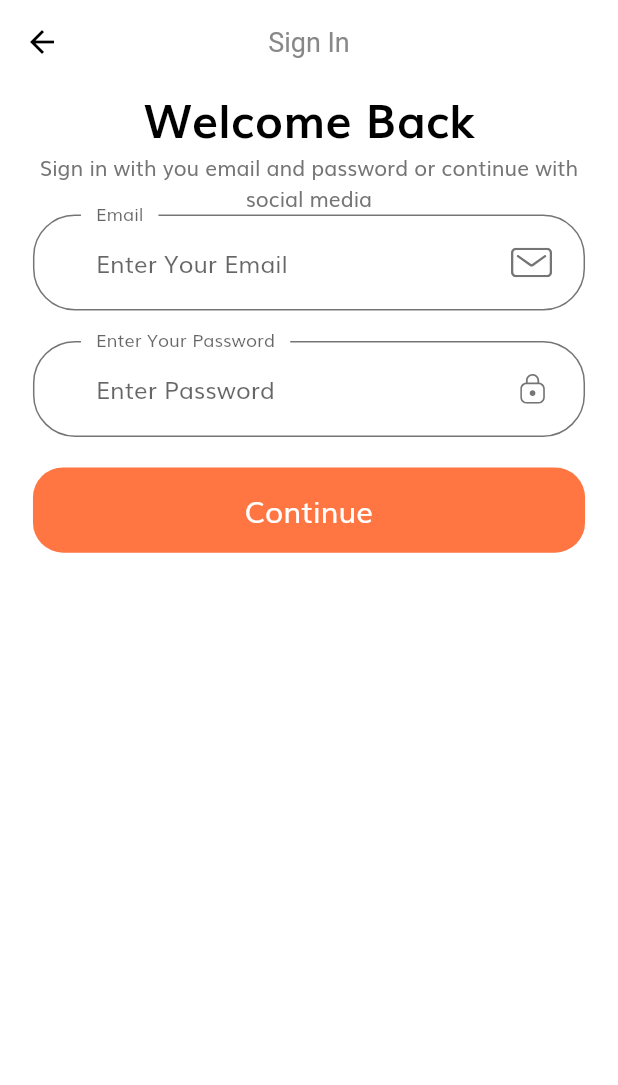
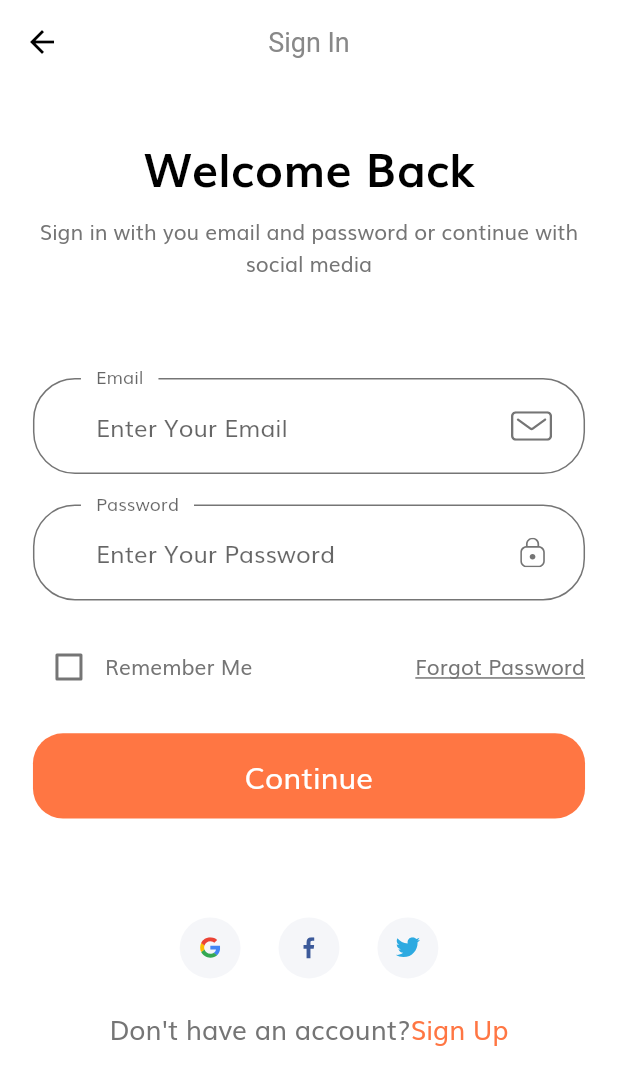
Before and after one commit to AbdulRahmanMudasser/Flutter-E-Commerce-App, a Flutter app: the screen it shows after launch, after a tap on "Continue", on a phone screen of 412 x 824 dp. Shown: the top 1085 px of the screen. Run offline on Flutter 3.47's test engine with Material 2 defaults, Android fonts, the phone set to English and light mode, and no system bars; our stand-ins replace flutter_svg.

Commit message:
Sign In Page Completed

```diff
--- /dev/null
+++ b/lib/components/widgets/sign_in_page/form_error.dart
@@ -0,0 +1,22 @@
+import 'package:flutter/material.dart';
+import 'package:flutter_e_commerce_app/models/sign_in_model.dart';
+
+import 'form_error_text.dart';
+
+class FormError extends StatelessWidget {
+  const FormError({
+    super.key,
+  });
+
+  @override
+  Widget build(BuildContext context) {
+    return Column(
+      children: List.generate(
+        SignInModel.errors.length,
+            (index) => FormErrorText(
+          index: index,
+        ),
+      ),
+    );
+  }
+}
--- /dev/null
+++ b/lib/components/widgets/sign_in_page/remember_me_forgot_password.dart
@@ -0,0 +1,38 @@
+import 'package:flutter/material.dart';
+
+import '../../../config/app_colors.dart';
+import '../../../config/app_string.dart';
+
+class RememberMeForgotPassword extends StatefulWidget {
+  const RememberMeForgotPassword({super.key});
+
+  @override
+  State<RememberMeForgotPassword> createState() => _RememberMeForgotPasswordState();
+}
+
+class _RememberMeForgotPasswordState extends State<RememberMeForgotPassword> {
+  bool remember = false;
+
+  @override
+  Widget build(BuildContext context) {
+    return Row(
+      children: [
+        Checkbox(
+          activeColor: AppColors.kPrimaryColor,
+          value: remember,
+          onChanged: (value) {
+            setState(() {
+              remember = value!;
+            });
+          },
+        ),
+        const Text(AppStrings.rememberMe),
+        const Spacer(),
+        const Text(
+          AppStrings.forgotPassword,
+          style: TextStyle(decoration: TextDecoration.underline),
+        ),
+      ],
+    );
+  }
+}
--- a/lib/components/widgets/sign_in_page/sign_in_body.dart
+++ b/lib/components/widgets/sign_in_page/sign_in_body.dart
@@ -1,14 +1,13 @@
 import 'dart:core';
 
 import 'package:flutter/material.dart';
-import 'package:flutter_e_commerce_app/components/widgets/reusable_button.dart';
+import 'package:flutter_e_commerce_app/components/widgets/sign_in_page/sign_in_form.dart';
+import 'package:flutter_e_commerce_app/components/widgets/sign_in_page/social_card.dart';
 import 'package:flutter_e_commerce_app/config/app_assets.dart';
-import 'package:flutter_e_commerce_app/config/app_constants.dart';
 import 'package:flutter_e_commerce_app/config/app_size_config.dart';
 import 'package:flutter_e_commerce_app/config/app_string.dart';
-import 'package:flutter_svg/flutter_svg.dart';
 
-import 'custom_suffix_icon.dart';
+import '../../../config/app_colors.dart';
 
 class SignInPageBody extends StatelessWidget {
   const SignInPageBody({super.key});
@@ -19,11 +18,13 @@ class SignInPageBody extends StatelessWidget {
       child: SizedBox(
         width: double.infinity,
         child: Padding(
-          padding: EdgeInsets.symmetric(
-            horizontal: AppSizeConfig.getProportionateScreenWidth(20),
-          ),
+          padding: EdgeInsets.symmetric(horizontal: AppSizeConfig.getProportionateScreenWidth(20)),
+          child: SingleChildScrollView(
             child: Column(
               children: [
+                SizedBox(
+                  height: AppSizeConfig.screenHeight * 0.04,
+                ),
                 Text(
                   AppStrings.welcomeBack,
                   style: TextStyle(
@@ -32,224 +33,63 @@ class SignInPageBody extends StatelessWidget {
                     fontWeight: FontWeight.bold,
                   ),
                 ),
+                SizedBox(
+                  height: AppSizeConfig.getProportionateScreenHeight(10),
+                ),
                 const Text(
                   AppStrings.signInWithEmailPassword,
                   textAlign: TextAlign.center,
                 ),
+                SizedBox(
+                  height: AppSizeConfig.screenHeight * 0.08,
+                ),
                 const SignInForm(),
+                SizedBox(
+                  height: AppSizeConfig.screenHeight * 0.08,
+                ),
+                Row(
+                  mainAxisAlignment: MainAxisAlignment.center,
+                  children: [
+                    SocialCard(
+                      icon: AppAssets.google,
+                      onTap: () {},
+                    ),
+                    SocialCard(
+                      icon: AppAssets.facebook,
+                      onTap: () {},
+                    ),
+                    SocialCard(
+                      icon: AppAssets.twitter,
+                      onTap: () {},
+                    ),
                   ],
+                ),
+                SizedBox(
+                  height: AppSizeConfig.getProportionateScreenHeight(20),
+                ),
+                Row(
+                  mainAxisAlignment: MainAxisAlignment.center,
+                  children: [
+                    Text(
+                      AppStrings.doNotHaveAccount,
+                      style: TextStyle(
+                        fontSize: AppSizeConfig.getProportionateScreenWidth(16),
+                      ),
+                    ),
+                    Text(
+                      AppStrings.signUp,
+                      style: TextStyle(
+                        fontSize: AppSizeConfig.getProportionateScreenWidth(16),
+                        color: AppColors.kPrimaryColor,
+                      ),
+                    ),
+                  ],
+                ),
+              ],
+            ),
           ),
         ),
       ),
     );
   }
 }
-
-class SignInForm extends StatefulWidget {
-  const SignInForm({super.key});
-
-  @override
-  State<SignInForm> createState() => _SignInFormState();
-}
-
-class _SignInFormState extends State<SignInForm> {
-  final _formKey = GlobalKey<FormState>();
-  final List<String> errors = [];
-
-  String email;
-  String password;
-
-  @override
-  Widget build(BuildContext context) {
-    return Form(
-      key: _formKey,
-      child: Column(
-        children: [
-          // CustomTextFormField(
-          //   labelText: AppStrings.email,
-          //   hintText: AppStrings.enterEmail,
-          //   icon: AppAssets.mail,
-          //   errors: errors,
-          // ),
-          buildEmailTextFormField(),
-          SizedBox(
-            height: AppSizeConfig.getProportionateScreenHeight(20),
-          ),
-          buildPasswordTextFormField(),
-          // CustomTextFormField(
-          //   labelText: AppStrings.password,
-          //   hintText: AppStrings.enterPassword,
-          //   icon: AppAssets.lock,
-          //   obscureText: true,
-          //   errors: errors,
-          // ),
-          SizedBox(
-            height: AppSizeConfig.getProportionateScreenHeight(20),
-          ),
-          FormError(errors: errors),
-          ReusableButton(
-            text: AppStrings.continueText,
-            onPressed: () {
-              if (_formKey.currentState!.validate()) {
-                _formKey.currentState!.save();
-              }
-            },
-          ),
-        ],
-      ),
-    );
-  }
-
-  TextFormField buildPasswordTextFormField() {
-    return TextFormField(
-      obscureText: true,
-      keyboardType: TextInputType.emailAddress,
-      decoration: const InputDecoration(
-        labelText: AppStrings.password,
-        hintText: AppStrings.enterPassword,
-        floatingLabelBehavior: FloatingLabelBehavior.always,
-        suffixIcon: CustomSuffixIcon(
-          icon: AppAssets.lock,
-        ),
-      ),
-    );
-  }
-
-  TextFormField buildEmailTextFormField() {
-    return TextFormField(
-      keyboardType: TextInputType.emailAddress,
-      decoration: const InputDecoration(
-        labelText: AppStrings.email,
-        hintText: AppStrings.enterEmail,
-        floatingLabelBehavior: FloatingLabelBehavior.always,
-        suffixIcon: CustomSuffixIcon(
-          icon: AppAssets.mail,
-        ),
-      ),
-      onChanged: (value) {
-        if (value.isNotEmpty && errors.contains(AppStrings.kEmailNullError)) {
-          setState(() {
-            errors.remove(AppStrings.kEmailNullError);
-          });
-        } else if (AppConstants.emailValidatorRegExp.hasMatch(value) && errors.contains(AppStrings.kEmailNullError)) {
-          setState(() {
-            errors.remove(AppStrings.kInvalidEmailNullError);
-          });
-        }
-        return;
-      },
-      validator: (value) {
-        if (value!.isEmpty && !errors.contains(AppStrings.kEmailNullError)) {
-          setState(() {
-            errors.add(AppStrings.kEmailNullError);
-          });
-        } else if (!AppConstants.emailValidatorRegExp.hasMatch(value) && !errors.contains(AppStrings.kEmailNullError)) {
-          setState(() {
-            errors.add(AppStrings.kInvalidEmailNullError);
-          });
-        }
-        return null;
-      },
-    );
-  }
-}
-
-class FormError extends StatelessWidget {
-  const FormError({
-    super.key,
-    required this.errors,
-  });
-
-  final List<String> errors;
-
-  @override
-  Widget build(BuildContext context) {
-    return Column(
-      children: List.generate(
-        errors.length,
-        (index) => FormErrorText(
-          errors: errors,
-          index: index,
-        ),
-      ),
-    );
-  }
-}
-
-class FormErrorText extends StatelessWidget {
-  const FormErrorText({
-    super.key,
-    required this.errors,
-    required this.index,
-  });
-
-  final List<String> errors;
-  final int index;
-
-  @override
-  Widget build(BuildContext context) {
-    return Row(
-      children: [
-        SvgPicture.asset(
-          AppAssets.error,
-          height: AppSizeConfig.getProportionateScreenWidth(14),
-          width: AppSizeConfig.getProportionateScreenWidth(14),
-        ),
-        SizedBox(
-          width: AppSizeConfig.getProportionateScreenWidth(20),
-        ),
-        Text(errors[index]),
-      ],
-    );
-  }
-}
-
-// class CustomTextFormField extends StatefulWidget {
-//   const CustomTextFormField({
-//     super.key,
-//     required this.labelText,
-//     required this.hintText,
-//     required this.icon,
-//     this.obscureText = false,
-//     required this.errors,
-//   });
-//
-//   final String labelText;
-//   final String hintText;
-//   final String icon;
-//   final bool obscureText;
-//   final List<String> errors;
-//
-//   @override
-//   State<CustomTextFormField> createState() => _CustomTextFormFieldState();
-// }
-//
-// class _CustomTextFormFieldState extends State<CustomTextFormField> {
-//   @override
-//   Widget build(BuildContext context) {
-//     return TextFormField(
-//       obscureText: widget.obscureText,
-//       keyboardType: TextInputType.emailAddress,
-//       decoration: InputDecoration(
-//         labelText: widget.labelText,
-//         hintText: widget.labelText,
-//         floatingLabelBehavior: FloatingLabelBehavior.always,
-//         suffixIcon: CustomSuffixIcon(
-//           icon: widget.icon,
-//         ),
-//       ),
-//       validator: (value) {
-//         if (value!.isEmpty && !widget.errors.contains(AppStrings.kEmailNullError)) {
-//           setState(() {
-//             widget.errors.add(AppStrings.kEmailNullError);
-//           });
-//         } else if (!AppConstants.emailValidatorRegExp.hasMatch(value) && !widget.errors.contains(AppStrings.kEmailNullError)) {
-//           setState(() {
-//             widget.errors.add(AppStrings.kInvalidEmailNullError);
-//           });
-//         }
-//         return null;
-//       },
-//     );
-//   }
-// }
--- /dev/null
+++ b/lib/components/widgets/sign_in_page/sign_in_form.dart
@@ -0,0 +1,136 @@
+import 'package:flutter/material.dart';
+import 'package:flutter_e_commerce_app/components/widgets/sign_in_page/remember_me_forgot_password.dart';
+import 'package:flutter_e_commerce_app/models/sign_in_model.dart';
+
+import '../../../config/app_assets.dart';
+import '../../../config/app_constants.dart';
+import '../../../config/app_size_config.dart';
+import '../../../config/app_string.dart';
+import '../reusable_button.dart';
+import 'custom_suffix_icon.dart';
+import 'form_error.dart';
+
+class SignInForm extends StatefulWidget {
+  const SignInForm({super.key});
+
+  @override
+  State<SignInForm> createState() => _SignInFormState();
+}
+
+class _SignInFormState extends State<SignInForm> {
+  final _formKey = GlobalKey<FormState>();
+
+  late String email;
+  late String password;
+
+  @override
+  Widget build(BuildContext context) {
+    return Form(
+      key: _formKey,
+      child: Column(
+        children: [
+          buildEmailTextFormField(),
+          SizedBox(
+            height: AppSizeConfig.getProportionateScreenHeight(20),
+          ),
+          buildPasswordTextFormField(),
+          SizedBox(
+            height: AppSizeConfig.getProportionateScreenHeight(20),
+          ),
+          const RememberMeForgotPassword(),
+          const FormError(),
+          SizedBox(
+            height: AppSizeConfig.getProportionateScreenHeight(20),
+          ),
+          ReusableButton(
+            text: AppStrings.continueText,
+            onPressed: () {
+              if (_formKey.currentState!.validate()) {
+                _formKey.currentState!.save();
+              }
+            },
+          ),
+        ],
+      ),
+    );
+  }
+
+  TextFormField buildPasswordTextFormField() {
+    return TextFormField(
+      obscureText: true,
+      onSaved: (newValue) => password = newValue!,
+      keyboardType: TextInputType.emailAddress,
+      decoration: const InputDecoration(
+        labelText: AppStrings.password,
+        hintText: AppStrings.enterPassword,
+        floatingLabelBehavior: FloatingLabelBehavior.always,
+        suffixIcon: CustomSuffixIcon(
+          icon: AppAssets.lock,
+        ),
+      ),
+      onChanged: (value) {
+        if (value.isNotEmpty && SignInModel.errors.contains(AppStrings.kPassNullError)) {
+          setState(() {
+            SignInModel.errors.remove(AppStrings.kPassNullError);
+          });
+        } else if (value.length >= 8 && SignInModel.errors.contains(AppStrings.kShortPassError)) {
+          setState(() {
+            SignInModel.errors.remove(AppStrings.kShortPassError);
+          });
+        }
+        return;
+      },
+      validator: (value) {
+        if (value!.isEmpty && !SignInModel.errors.contains(AppStrings.kPassNullError)) {
+          setState(() {
+            SignInModel.errors.add(AppStrings.kPassNullError);
+          });
+        } else if (value.length < 8 && !SignInModel.errors.contains(AppStrings.kShortPassError)) {
+          setState(() {
+            SignInModel.errors.add(AppStrings.kShortPassError);
+          });
+        }
+        return null;
+      },
+    );
+  }
+
+  TextFormField buildEmailTextFormField() {
+    return TextFormField(
+      onSaved: (newValue) => email = newValue!,
+      keyboardType: TextInputType.emailAddress,
+      decoration: const InputDecoration(
+        labelText: AppStrings.email,
+        hintText: AppStrings.enterEmail,
+        floatingLabelBehavior: FloatingLabelBehavior.always,
+        suffixIcon: CustomSuffixIcon(
+          icon: AppAssets.mail,
+        ),
+      ),
+      onChanged: (value) {
+        if (value.isNotEmpty && SignInModel.errors.contains(AppStrings.kEmailNullError)) {
+          setState(() {
+            SignInModel.errors.remove(AppStrings.kEmailNullError);
+          });
+        } else if (AppConstants.emailValidatorRegExp.hasMatch(value) && SignInModel.errors.contains(AppStrings.kInvalidEmailError)) {
+          setState(() {
+            SignInModel.errors.remove(AppStrings.kInvalidEmailError);
+          });
+        }
+        return;
+      },
+      validator: (value) {
+        if (value!.isEmpty && !SignInModel.errors.contains(AppStrings.kEmailNullError)) {
+          setState(() {
+            SignInModel.errors.add(AppStrings.kEmailNullError);
+          });
+        } else if (!AppConstants.emailValidatorRegExp.hasMatch(value) && !SignInModel.errors.contains(AppStrings.kInvalidEmailError)) {
+          setState(() {
+            SignInModel.errors.add(AppStrings.kInvalidEmailError);
+          });
+        }
+        return null;
+      },
+    );
+  }
+}
--- /dev/null
+++ b/lib/components/widgets/sign_in_page/social_card.dart
@@ -0,0 +1,33 @@
+import 'package:flutter/material.dart';
+import 'package:flutter_svg/svg.dart';
+
+import '../../../config/app_size_config.dart';
+
+class SocialCard extends StatelessWidget {
+  const SocialCard({
+    super.key,
+    required this.icon,
+    required this.onTap,
+  });
+
+  final String icon;
+  final void Function() onTap;
+
+  @override
+  Widget build(BuildContext context) {
+    return GestureDetector(
+      onTap: onTap,
+      child: Container(
+        padding: EdgeInsets.all(AppSizeConfig.getProportionateScreenWidth(12)),
+        margin: EdgeInsets.symmetric(horizontal: AppSizeConfig.getProportionateScreenWidth(10)),
+        height: AppSizeConfig.getProportionateScreenHeight(40),
+        width: AppSizeConfig.getProportionateScreenWidth(40),
+        decoration: const BoxDecoration(
+          color: Color(0xffF5F6F9),
+          shape: BoxShape.circle,
+        ),
+        child: SvgPicture.asset(icon),
+      ),
+    );
+  }
+}
--- a/lib/config/app_assets.dart
+++ b/lib/config/app_assets.dart
@@ -6,4 +6,7 @@ class AppAssets {
   static const String mail = "assets/icons/Mail.svg";
   static const String lock = "assets/icons/Lock.svg";
   static const String error = "assets/icons/Error.svg";
+  static const String google = "assets/icons/google-icon.svg";
+  static const String facebook = "assets/icons/facebook-2.svg";
+  static const String twitter = "assets/icons/twitter.svg";
 }
--- a/lib/config/app_string.dart
+++ b/lib/config/app_string.dart
@@ -11,16 +11,16 @@ class AppStrings {
   static const String signInWithEmailPassword = "Sign in with you email and password or continue with social media";
   static const String email = "Email";
   static const String enterEmail = "Enter Your Email";
-  static const String password = "Enter Your Password";
-  static const String enterPassword = "Enter Password";
+  static const String password = "Password";
+  static const String enterPassword = "Enter Your Password";
   static const String rememberMe = "Remember Me";
   static const String forgotPassword = "Forgot Password";
   static const String doNotHaveAccount = "Don't have an account?";
   static const String signUp = "Sign Up";
 
   static const kEmailNullError = "Please Enter Your Email";
-  static const kInvalidEmailNullError = "Please Enter Valid Email";
+  static const kInvalidEmailError = "Please Enter Valid Email";
   static const kPassNullError = "Please Enter Your Password";
-  static const kShortPassError = "Please Enter Your Password";
+  static const kShortPassError = "Password Is Too Short";
   static const kMissMatchPassError = "Passwords Don't Match";
 }
--- /dev/null
+++ b/lib/models/sign_in_model.dart
@@ -0,0 +1,3 @@
+class SignInModel {
+  static List<String> errors = [];
+}
```
Also changed, not shown: lib/components/widgets/sign_in_page/form_error_text.dart (added, +32 -0 lines). Lines whose indentation alone changed are shown as unchanged.
